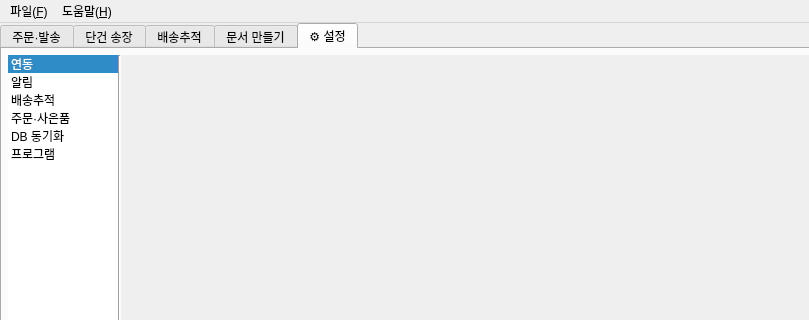
First picture: the form in ui/main_window.ui, repository Peanut0711/easy-fulfill, before the edit; both pictures show x 0 to 809 and y 0 to 320 of the 900 by 800 pixel window.
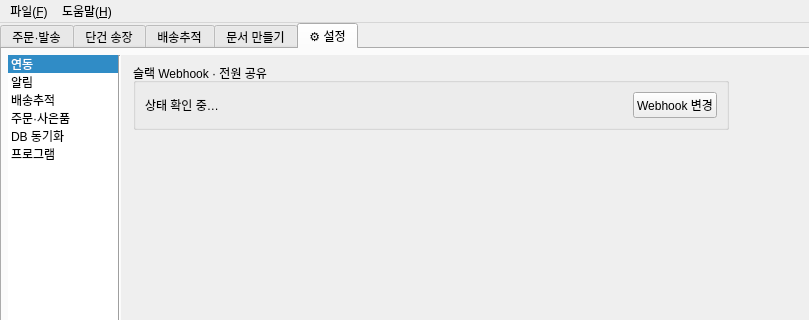
Second picture: the form after the edit. The open tabs and pages were chosen to show the change.

Commit message: feat(ui): 설정 탭 적용 범위 표시와 상태 배지 추가

Diff of the .ui file:
```diff
--- a/ui/main_window.ui
+++ b/ui/main_window.ui
@@ -1325,16 +1325,6 @@
                    </property>
                   </widget>
                  </item>
-                 <item>
-                  <widget class="QPushButton" name="pushButton_cfg_slack_webhook">
-                   <property name="text">
-                    <string>슬랙 Webhook</string>
-                   </property>
-                   <property name="toolTip">
-                    <string>관리자용: 슬랙 알림 Webhook URL 설정(전원 공유).</string>
-                   </property>
-                  </widget>
-                 </item>
                  <item>
                   <widget class="QPushButton" name="pushButton_cfg_naver_key">
                    <property name="text">
@@ -1413,6 +1403,45 @@
             <property name="topMargin"><number>8</number></property>
             <property name="rightMargin"><number>12</number></property>
             <property name="bottomMargin"><number>12</number></property>
+            <item>
+             <widget class="QGroupBox" name="groupBox_slack_webhook">
+              <property name="title">
+               <string>슬랙 Webhook · 전원 공유</string>
+              </property>
+              <layout class="QHBoxLayout" name="horizontalLayout_slack_webhook">
+               <item>
+                <widget class="QLabel" name="label_slack_webhook_status">
+                 <property name="text">
+                  <string>상태 확인 중…</string>
+                 </property>
+                </widget>
+               </item>
+               <item>
+                <spacer name="horizontalSpacer_slack_webhook">
+                 <property name="orientation">
+                  <enum>Qt::Orientation::Horizontal</enum>
+                 </property>
+                 <property name="sizeHint" stdset="0">
+                  <size>
+                   <width>10</width>
+                   <height>20</height>
+                  </size>
+                 </property>
+                </spacer>
+               </item>
+               <item>
+                <widget class="QPushButton" name="pushButton_cfg_slack_webhook">
+                 <property name="text">
+                  <string>Webhook 변경</string>
+                 </property>
+                 <property name="toolTip">
+                  <string>슬랙 알림 Webhook URL을 공유 시트에 저장합니다(전원 적용). 위험 알림과 문의 알림이 이 주소로 갑니다.</string>
+                 </property>
+                </widget>
+               </item>
+              </layout>
+             </widget>
+            </item>
             <item>
              <widget class="QWidget" name="widget_settings_alerts_host" native="true">
               <layout class="QVBoxLayout" name="verticalLayout_widget_settings_alerts_host">
```
Left out of the diff: 17 changed lines with no effect on the pictures. The commit also changes 10 other files.
